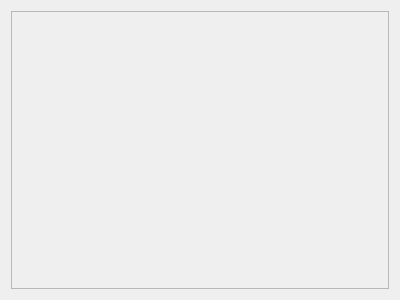
liudonghua123/suyu, file src/suyu/configuration/configure_per_game_addons.ui: the form before one commit.
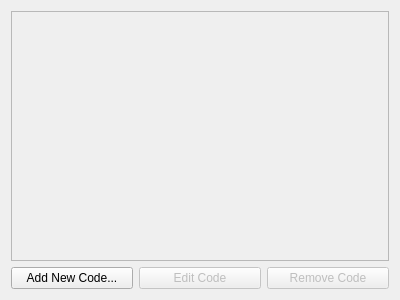
The form after the commit.

Commit message:
Moved cheat menu to game properties
This reduces complexity and avoid having a bazillion screens being redundant.
Also added the edit and remove buttons for patches(edit button already functional).

The edit to the form file:
```diff
--- a/src/suyu/configuration/configure_per_game_addons.ui
+++ b/src/suyu/configuration/configure_per_game_addons.ui
@@ -18,6 +18,8 @@
   </property>
   <layout class="QGridLayout" name="gridLayout">
    <item row="0" column="0">
+    <layout class="QVBoxLayout" name="verticalLayout">
+     <item>
     <widget class="QScrollArea" name="scrollArea">
      <property name="widgetResizable">
       <bool>true</bool>
@@ -27,12 +29,45 @@
        <rect>
         <x>0</x>
         <y>0</y>
-        <width>380</width>
-        <height>280</height>
+          <width>378</width>
+          <height>246</height>
        </rect>
       </property>
      </widget>
     </widget>
+     </item>
+     <item>
+      <layout class="QHBoxLayout" name="action_buttons">
+       <item>
+        <widget class="QPushButton" name="new_btn">
+         <property name="text">
+          <string>Add New Code...</string>
+         </property>
+        </widget>
+       </item>
+       <item>
+        <widget class="QPushButton" name="edit_btn">
+         <property name="enabled">
+          <bool>false</bool>
+         </property>
+         <property name="text">
+          <string>Edit Code</string>
+         </property>
+        </widget>
+       </item>
+       <item>
+        <widget class="QPushButton" name="remove_btn">
+         <property name="enabled">
+          <bool>false</bool>
+         </property>
+         <property name="text">
+          <string>Remove Code</string>
+         </property>
+        </widget>
+       </item>
+      </layout>
+     </item>
+    </layout>
    </item>
   </layout>
  </widget>
```
Lines whose indentation alone changed are shown as unchanged. The commit also changes 13 other files.
